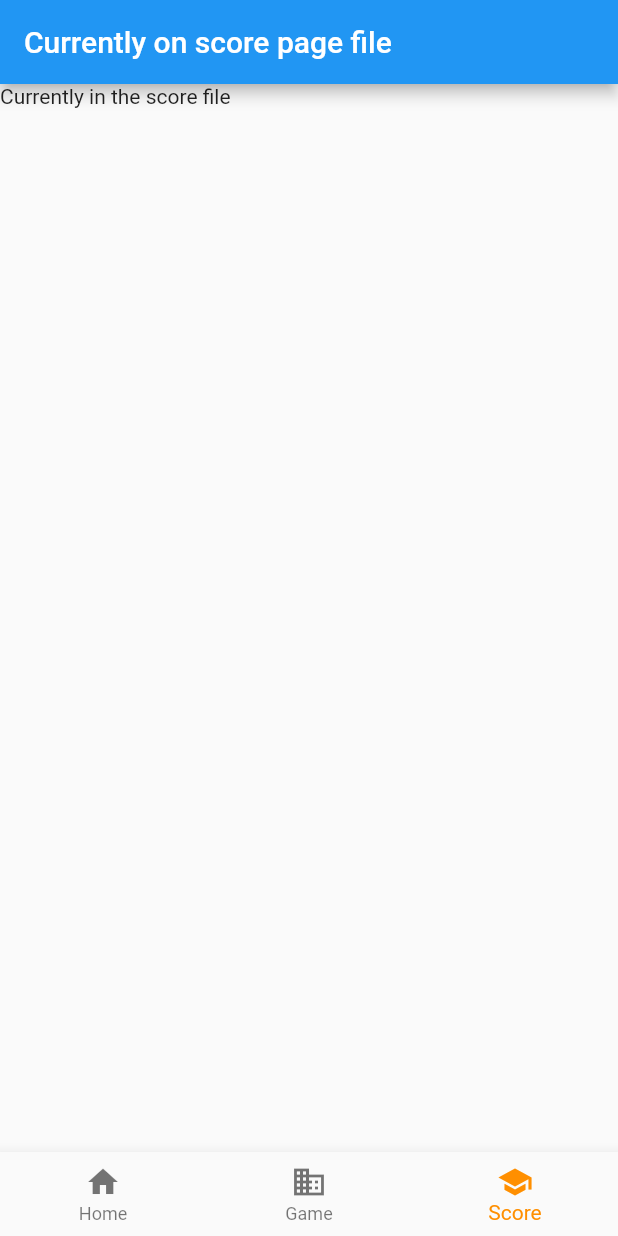
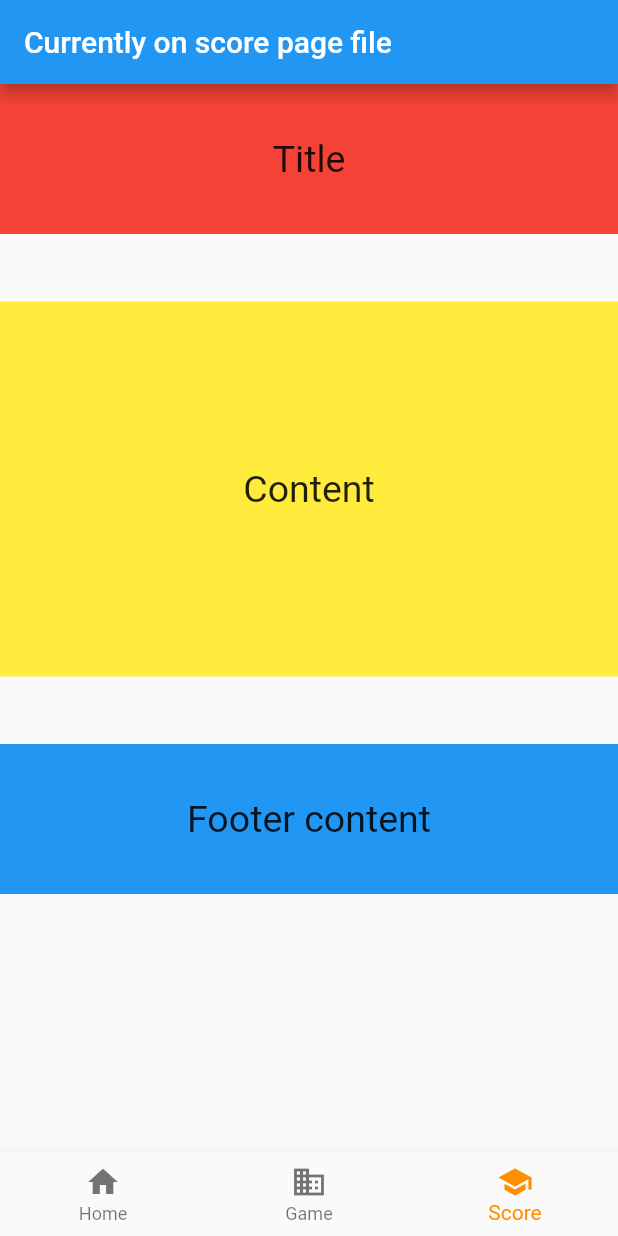
Before and after one commit to GruberAdam/TyperNerd-Flutter_app, a Flutter app: the screen it shows after launch, item 3 of the bottom bar chosen, on a phone screen of 412 x 824 dp. Run offline on Flutter 3.47's test engine with Material 2 defaults, Android fonts, the phone set to English and light mode, and no system bars.

Commit message:
Base of score page prototype

```diff
--- a/lib/view/score_view.dart
+++ b/lib/view/score_view.dart
@@ -10,7 +10,44 @@ class ScorePage extends StatelessWidget {
       appBar: AppBar(
         title: Text("Currently on score page file"),
       ),
-      body: Text("Currently in the score file"),
+      body: Container(
+        child: Column(
+          children: [
+            Container(
+              child: Text(
+                "Title",
+                style: TextStyle(fontSize: 25),
+              ),
+              alignment: Alignment.center,
+              width: MediaQuery.of(context).size.width,
+              height: 100,
+              color: Colors.red,
+            ),
+            Container(
+              child: Text(
+                "Content",
+                style: TextStyle(fontSize: 25),
+              ),
+              alignment: Alignment.center,
+              width: MediaQuery.of(context).size.width,
+              height: 250,
+              margin: EdgeInsets.only(top: 45),
+              color: Colors.yellow,
+            ),
+            Container(
+              child: Text(
+                "Footer content",
+                style: TextStyle(fontSize: 25),
+              ),
+              alignment: Alignment.center,
+              width: MediaQuery.of(context).size.width,
+              height: 100,
+              margin: EdgeInsets.only(top: 45),
+              color: Colors.blue,
+            )
+          ],
+        ),
+      ),
       bottomNavigationBar: BottomNavBar(SCORE_NAVBAR_INDEX),
     );
   }
```
